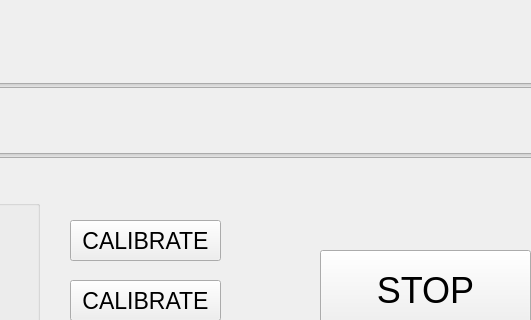
This is v1.ui in Xor-ve-Otesi/Final_Project as Qt 5 draws it before an edit; both pictures show x 140 to 671 and y 0 to 320 of the 760 by 464 pixel window. The edited form follows.
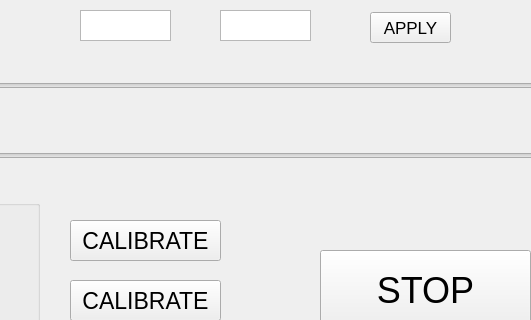
This is the edited form.

```diff
--- a/v1.ui
+++ b/v1.ui
@@ -179,6 +179,44 @@
      </property>
     </widget>
    </widget>
+   <widget class="QTextEdit" name="Motor_1_text">
+    <property name="geometry">
+     <rect>
+      <x>220</x>
+      <y>10</y>
+      <width>91</width>
+      <height>31</height>
+     </rect>
+    </property>
+   </widget>
+   <widget class="QTextEdit" name="Motor_2_text">
+    <property name="geometry">
+     <rect>
+      <x>360</x>
+      <y>10</y>
+      <width>91</width>
+      <height>31</height>
+     </rect>
+    </property>
+   </widget>
+   <widget class="QPushButton" name="applyButton">
+    <property name="geometry">
+     <rect>
+      <x>510</x>
+      <y>12</y>
+      <width>81</width>
+      <height>31</height>
+     </rect>
+    </property>
+    <property name="font">
+     <font>
+      <pointsize>13</pointsize>
+     </font>
+    </property>
+    <property name="text">
+     <string>APPLY</string>
+    </property>
+   </widget>
   </widget>
   <widget class="QMenuBar" name="menubar">
    <property name="geometry">
```
